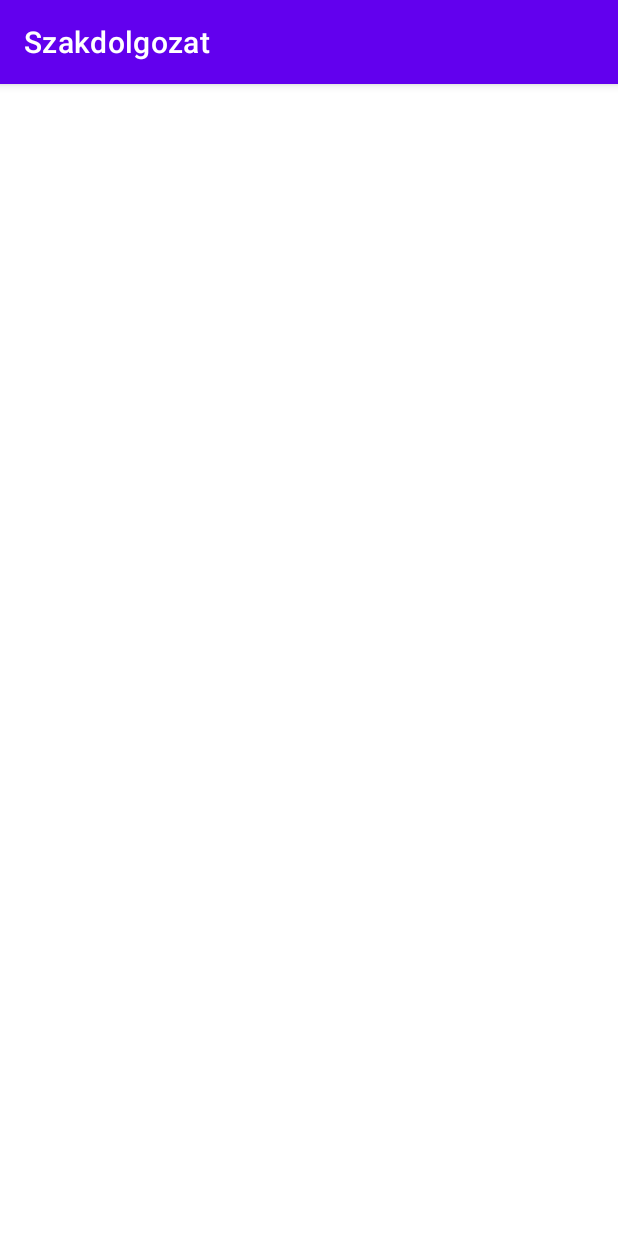
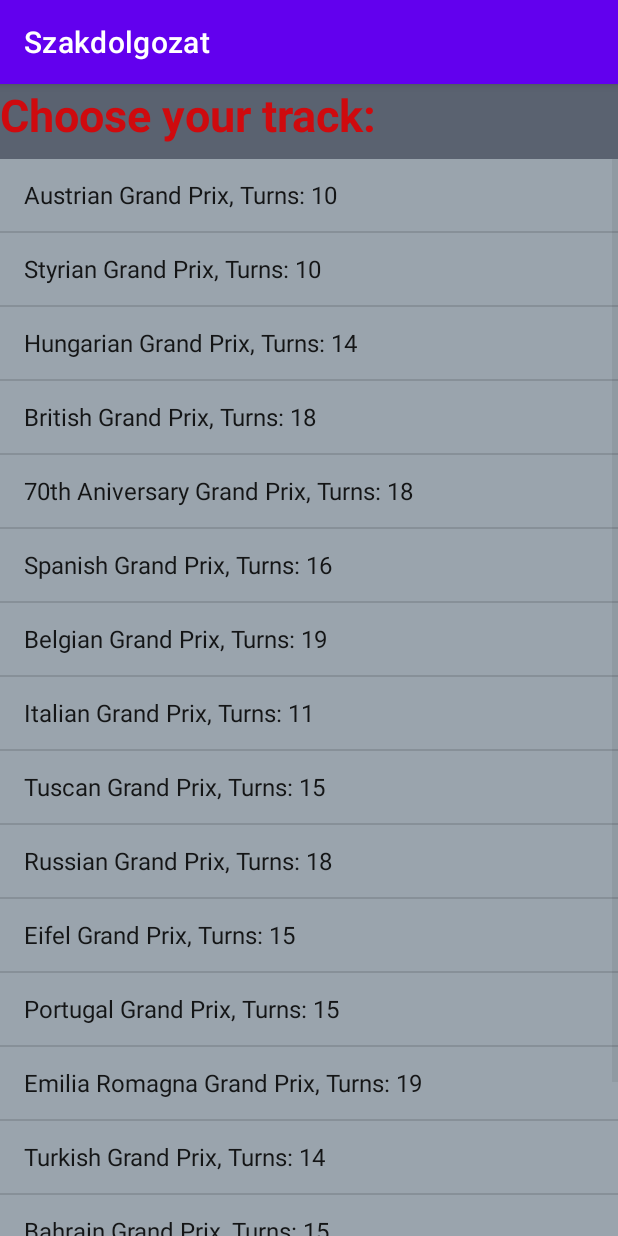
Before and after one commit to marci546/Szakdolgozat2, an Android app: the MapActivity screen opened directly, with no data from a screen before it, on a phone screen of 412 x 824 dp. Run offline under Robolectric (Android 15) with nearby library versions, the phone set to English and light mode, and no system bars.

Commit message:
Kész termék

```diff
--- a/app/src/main/AndroidManifest.xml
+++ b/app/src/main/AndroidManifest.xml
@@ -9,7 +9,8 @@
         android:roundIcon="@mipmap/ic_launcher_round"
         android:supportsRtl="true"
         android:theme="@style/Theme.Szakdolgozat">
-        <activity android:name=".MapActivity"></activity>
+        <activity android:name=".Game2Activity"></activity>
+        <activity android:name=".MapActivity" />
         <activity android:name=".GameActivity" />
         <activity android:name=".MainActivity">
             <intent-filter>
--- /dev/null
+++ b/app/src/main/java/com/example/szakdolgozat/Adatbazis.java
@@ -0,0 +1,61 @@
+package com.example.szakdolgozat;
+
+import android.content.ContentValues;
+import android.content.Context;
+import android.database.Cursor;
+import android.database.sqlite.SQLiteDatabase;
+import android.database.sqlite.SQLiteOpenHelper;
+
+public class Adatbazis extends SQLiteOpenHelper {
+
+    public static final int Db_version = 1;
+    public static final String Db_name = "szakdoga.db";
+
+    public static final String PALYA_TABLA = "palya";
+
+    public static final String OSZLOP_NEV = "nev";
+    public static final String OSZLOP_KANYAR = "kanyar";
+
+    public Adatbazis(Context context) {
+        super(context, Db_name, null, Db_version);
+    }
+
+    public void onCreate (SQLiteDatabase db){
+        db.execSQL("create table palya(OSZLOP_NEV text, OSZLOP_KANYAR integer)");
+
+    }
+
+    @Override
+    public void onUpgrade(SQLiteDatabase db, int oldVersion, int newVersion) {
+        String SQL = "DROP TABLE IF EXISTS " + PALYA_TABLA;
+        db.execSQL(SQL);
+        onCreate(db);
+
+    }
+
+    public boolean insertpalya (String nev, int kanyar){
+        SQLiteDatabase db = this.getWritableDatabase();
+        ContentValues contentValues = new ContentValues();
+        contentValues.put("OSZLOP_NEV",nev);
+        contentValues.put("OSZLOP_KANYAR",kanyar);
+        long result = db.insert("palya",null, contentValues);
+        if (result==1){
+            return false;
+        }
+        else{
+            return true;
+        }
+
+    }
+
+    public void deleteAll(){
+        SQLiteDatabase db = this.getWritableDatabase();
+        db.execSQL("DELETE FROM palya");
+    }
+
+    public Cursor getListElements(){
+        SQLiteDatabase db = this.getReadableDatabase();
+        Cursor data = db.rawQuery("SELECT * FROM " + PALYA_TABLA,null);
+        return data;
+    }
+}
--- a/app/src/main/java/com/example/szakdolgozat/MapActivity.java
+++ b/app/src/main/java/com/example/szakdolgozat/MapActivity.java
@@ -2,19 +2,84 @@ package com.example.szakdolgozat;
 
 import androidx.appcompat.app.AppCompatActivity;
 
+import android.content.Context;
+import android.content.Intent;
+import android.content.SharedPreferences;
+import android.database.Cursor;
 import android.os.Bundle;
+import android.view.View;
+import android.widget.AdapterView;
+import android.widget.ArrayAdapter;
+import android.widget.ListAdapter;
 import android.widget.ListView;
-import android.widget.TextView;
+import android.widget.Toast;
+
+import java.util.ArrayList;
+import java.util.Arrays;
+
 
 public class MapActivity extends AppCompatActivity {
 
-    TextView textView;
+    ListView mapView;
+
+    Adatbazis db;
 
     @Override
     protected void onCreate(Bundle savedInstanceState) {
         super.onCreate(savedInstanceState);
         setContentView(R.layout.activity_map);
 
-        textView = (TextView) findViewById(R.id.choosendriver);
+        db = new Adatbazis(this);
+        db.deleteAll();
+        boolean austrian = db.insertpalya("Austrian Grand Prix, Turns: 10", 10);
+        boolean styrian = db.insertpalya("Styrian Grand Prix, Turns: 10", 10);
+        boolean hungarian = db.insertpalya("Hungarian Grand Prix, Turns: 14", 14);
+        boolean british = db.insertpalya("British Grand Prix, Turns: 18", 18);
+        boolean seventy = db.insertpalya("70th Aniversary Grand Prix, Turns: 18", 18);
+        boolean spanish = db.insertpalya("Spanish Grand Prix, Turns: 16", 16);
+        boolean belgian = db.insertpalya("Belgian Grand Prix, Turns: 19", 19);
+        boolean italian = db.insertpalya("Italian Grand Prix, Turns: 11", 11);
+        boolean tuscan = db.insertpalya("Tuscan Grand Prix, Turns: 15", 15);
+        boolean russian = db.insertpalya("Russian Grand Prix, Turns: 18", 18);
+        boolean eifel = db.insertpalya("Eifel Grand Prix, Turns: 15", 15);
+        boolean portual = db.insertpalya("Portugal Grand Prix, Turns: 15", 15);
+        boolean emilia = db.insertpalya("Emilia Romagna Grand Prix, Turns: 19", 19);
+        boolean turkish = db.insertpalya("Turkish Grand Prix, Turns: 14", 14);
+        boolean bahrain = db.insertpalya("Bahrain Grand Prix, Turns: 15", 15);
+        boolean sakhir = db.insertpalya("Sakhir Grand Prix, Turns: 11", 11);
+        boolean abudhabi = db.insertpalya("Abu Dhabi Grand Prix, Turns: 21", 21);
+
+        mapView = (ListView)findViewById(R.id.tracks);
+
+        ArrayList<String> theList = new ArrayList<>();
+        Cursor data = db.getListElements();
+
+        ArrayList<Integer> turnList = new ArrayList<>(Arrays.asList(10, 10, 14, 18, 18, 16, 19, 11, 15, 18, 15, 19, 14, 15, 11, 21));
+        Cursor data2 = db.getListElements();
+
+
+        if (data.getCount() == 0) {
+            Toast.makeText(MapActivity.this, "Adatbázis üres", Toast.LENGTH_SHORT).show();
+        }
+        else{
+            while(data.moveToNext()){
+                theList.add(data.getString(0));
+                ListAdapter listAdapter = new ArrayAdapter<>(this, android.R.layout.simple_list_item_1, theList);
+                mapView.setAdapter(listAdapter);
+            }
+        }
+
+        mapView.setOnItemClickListener(new AdapterView.OnItemClickListener() {
+            @Override
+            public void onItemClick(AdapterView<?> adapterView, View view, int i, long id) {
+                Toast.makeText(MapActivity.this, "Choosen track: " +i+ ". "+theList.get(i), Toast.LENGTH_SHORT).show();
+
+                Intent mainscreen = new Intent(MapActivity.this, Game2Activity.class);
+                mainscreen.putExtra("chosenTrack", theList.get(i));
+                mainscreen.putExtra("turnCount", turnList.get(i));
+                startActivity(mainscreen);
+                finish();
+            }
+        });
     }
 }
--- a/app/src/main/res/layout/activity_map.xml
+++ b/app/src/main/res/layout/activity_map.xml
@@ -1,9 +1,35 @@
 <?xml version="1.0" encoding="utf-8"?>
-<LinearLayout xmlns:android="http://schemas.android.com/apk/res/android"
+<RelativeLayout xmlns:android="http://schemas.android.com/apk/res/android"
     xmlns:tools="http://schemas.android.com/tools"
     android:layout_width="match_parent"
     android:layout_height="match_parent"
     tools:context=".MapActivity">
 
+    <LinearLayout
+        android:layout_width="match_parent"
+        android:layout_height="match_parent"
+        android:layout_weight="1"
+        android:orientation="vertical" >
 
-</LinearLayout>
+        <TextView
+            android:layout_width="match_parent"
+            android:layout_height="50dp"
+            android:text="Choose your track: "
+            android:textSize="30dp"
+            android:background="#5a6270"
+            android:textColor="#cf0a0e"
+            android:textStyle="bold"
+            />
+
+        <ListView
+            android:id="@+id/tracks"
+            android:layout_width="match_parent"
+            android:layout_height="match_parent"
+            android:background="#9aa4ad"
+
+            />
+
+
+    </LinearLayout>
+
+</RelativeLayout>
--- a/app/src/main/res/values/colors.xml
+++ b/app/src/main/res/values/colors.xml
@@ -7,4 +7,7 @@
     <color name="teal_700">#FF018786</color>
     <color name="black">#FF000000</color>
     <color name="white">#FFFFFFFF</color>
+    <color name="red">#cf0a0e</color>
+    <color name="blue">#0000FF</color>
+
 </resources>
```
Also changed, not shown: app/src/main/java/com/example/szakdolgozat/Game2Activity.java (added, +138 -0 lines), app/src/main/java/com/example/szakdolgozat/GameActivity.java (+20 -36 lines), app/src/main/res/layout/activity_game3.xml (added, +58 -0 lines).
